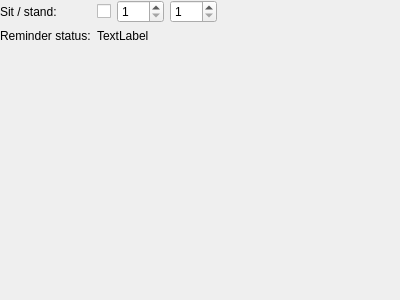
Before: the Qt Designer form src/linakdeskapp/ui/app_settings_widget.ui in anetczuk/LinakDeskApp, drawn with Qt 5.
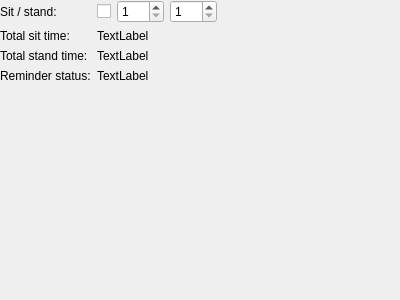
After: the same form once the commit is applied. Custom widgets are drawn as their Qt base class.

Commit message: Add position time statistics

Diff of the .ui file:
```diff
--- a/src/linakdeskapp/ui/app_settings_widget.ui
+++ b/src/linakdeskapp/ui/app_settings_widget.ui
@@ -83,23 +83,51 @@
      </item>
     </layout>
    </item>
-   <item row="1" column="0">
+   <item row="3" column="0">
     <widget class="QLabel" name="reminderStatusText">
      <property name="text">
       <string>Reminder status:</string>
      </property>
     </widget>
    </item>
-   <item row="1" column="1">
+   <item row="3" column="1">
     <widget class="QLabel" name="remStatusLabel">
      <property name="text">
       <string>TextLabel</string>
      </property>
     </widget>
    </item>
-   <item row="2" column="0" colspan="2">
+   <item row="4" column="0" colspan="2">
     <widget class="PositionChartWidget" name="positionChartWidget" native="true"/>
    </item>
+   <item row="1" column="0">
+    <widget class="QLabel" name="totalSitText">
+     <property name="text">
+      <string>Total sit time:</string>
+     </property>
+    </widget>
+   </item>
+   <item row="2" column="0">
+    <widget class="QLabel" name="totalStandText">
+     <property name="text">
+      <string>Total stand time:</string>
+     </property>
+    </widget>
+   </item>
+   <item row="1" column="1">
+    <widget class="QLabel" name="totalSitLabel">
+     <property name="text">
+      <string>TextLabel</string>
+     </property>
+    </widget>
+   </item>
+   <item row="2" column="1">
+    <widget class="QLabel" name="totalStandLabel">
+     <property name="text">
+      <string>TextLabel</string>
+     </property>
+    </widget>
+   </item>
   </layout>
  </widget>
  <customwidgets>
```
The commit also changes 2 other files.
